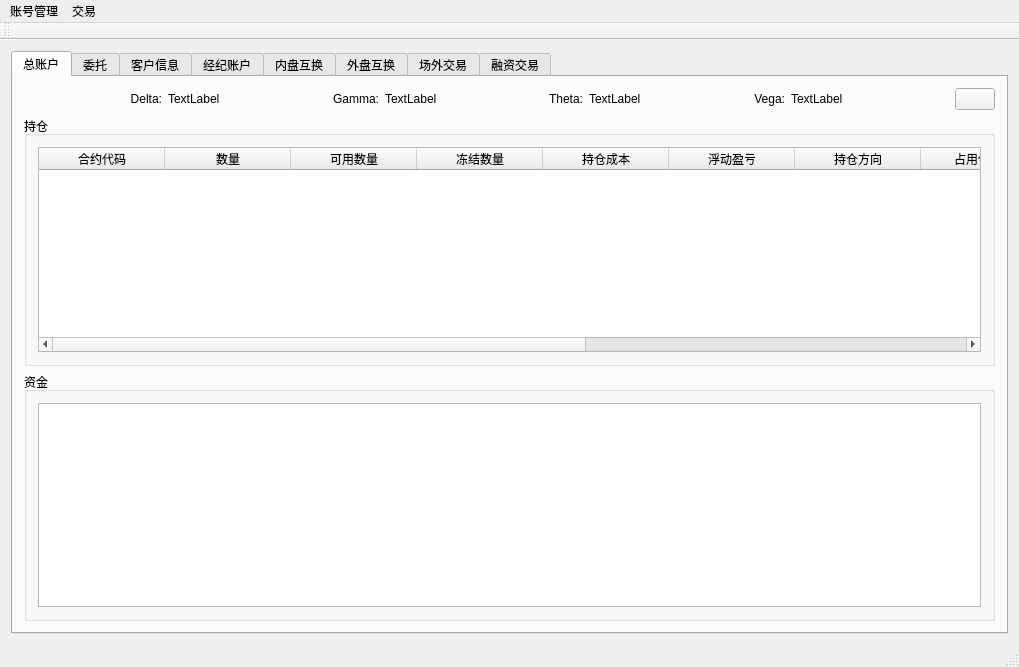
The window that Server/mainwindow.ui (Dalizi/otc_platform) describes before a commit, drawn with Qt 5.
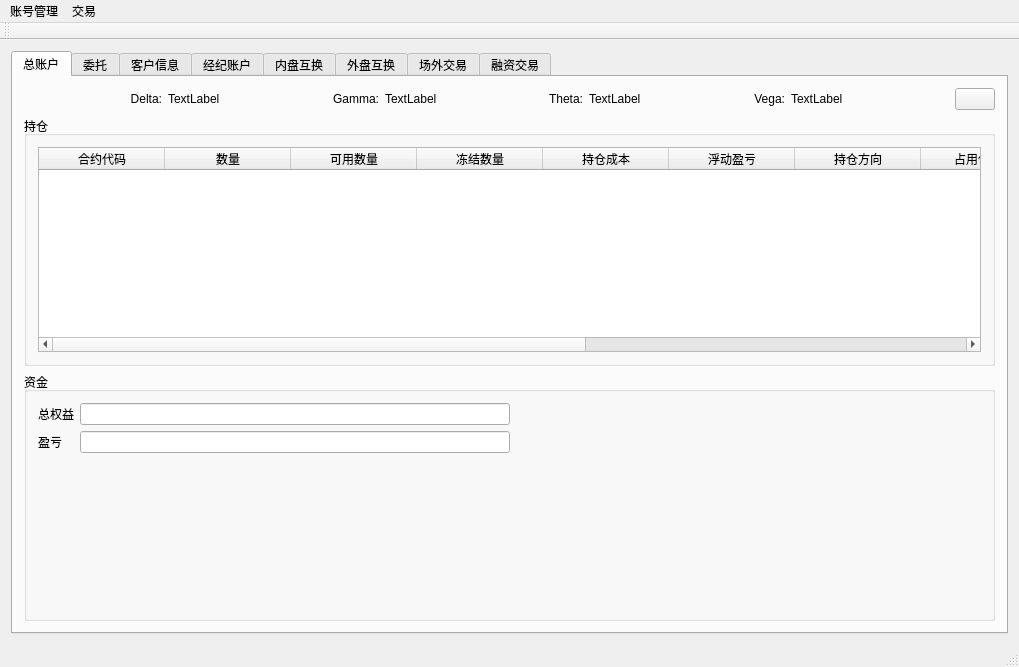
The same window after the commit. Icons and pictures are not drawn.

Commit message: 1.增加了主帐户权益和损益项。在数据库中添加了主帐户总权益，在TradeManager中增加了关于主帐户权益修改和获取的函数。 2.增加了获取最大客户编号的函数。方便客户编号的查询。 3.委托成交后现在会自动刷新总帐户持仓。 4.删除了TradeManager中关于Main Blance的冗余函数。

The edit to the form file:
```diff
--- a/Server/mainwindow.ui
+++ b/Server/mainwindow.ui
@@ -304,14 +304,55 @@
           </property>
           <layout class="QGridLayout" name="gridLayout_4">
            <item row="0" column="0">
-            <widget class="QTableWidget" name="tableWidget_3">
-             <property name="editTriggers">
-              <set>QAbstractItemView::NoEditTriggers</set>
+            <layout class="QFormLayout" name="formLayout_5">
+             <item row="0" column="0">
+              <widget class="QLabel" name="totalMainBalanceLabel">
+               <property name="sizePolicy">
+                <sizepolicy hsizetype="Preferred" vsizetype="Preferred">
+                 <horstretch>0</horstretch>
+                 <verstretch>0</verstretch>
+                </sizepolicy>
+               </property>
+               <property name="text">
+                <string>总权益</string>
+               </property>
+              </widget>
+             </item>
+             <item row="0" column="1">
+              <widget class="QLineEdit" name="totalMainBalanceLineEdit">
+               <property name="readOnly">
+                <bool>true</bool>
+               </property>
+              </widget>
+             </item>
+             <item row="1" column="0">
+              <widget class="QLabel" name="pnlLabel">
+               <property name="text">
+                <string>盈亏</string>
+               </property>
+              </widget>
+             </item>
+             <item row="1" column="1">
+              <widget class="QLineEdit" name="pnlLineEdit">
+               <property name="readOnly">
+                <bool>true</bool>
+               </property>
+              </widget>
+             </item>
+            </layout>
+           </item>
+           <item row="0" column="1">
+            <spacer name="horizontalSpacer_8">
+             <property name="orientation">
+              <enum>Qt::Horizontal</enum>
              </property>
-             <property name="selectionBehavior">
-              <enum>QAbstractItemView::SelectRows</enum>
+             <property name="sizeHint" stdset="0">
+              <size>
+               <width>40</width>
+               <height>20</height>
+              </size>
              </property>
-            </widget>
+            </spacer>
            </item>
           </layout>
          </widget>
```
The commit also changes 6 other files.
